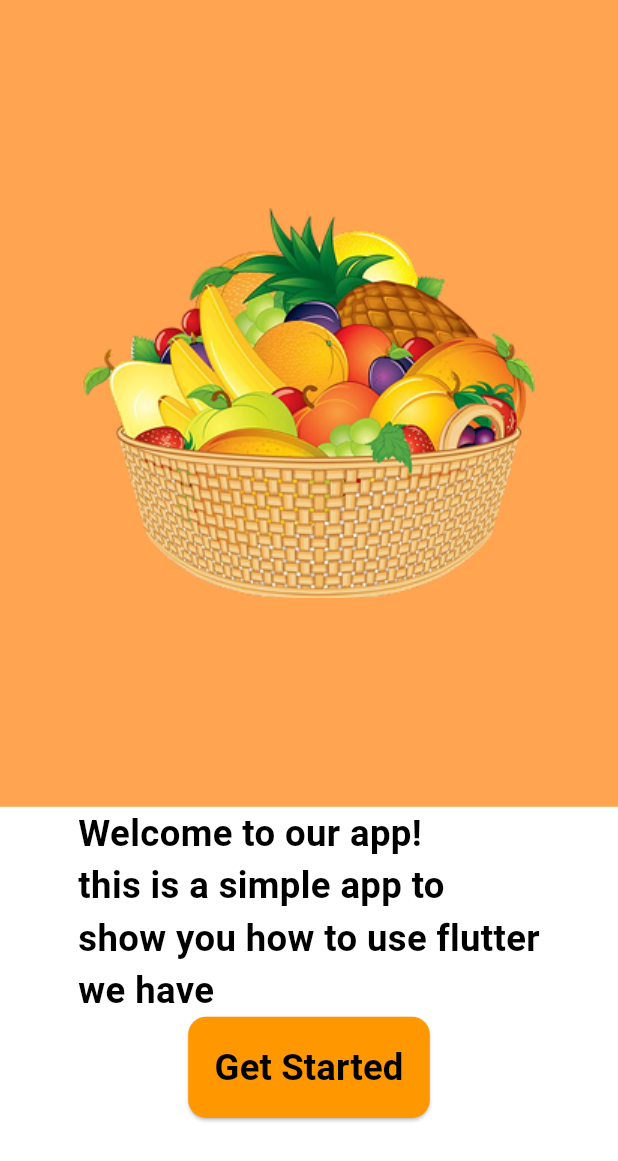
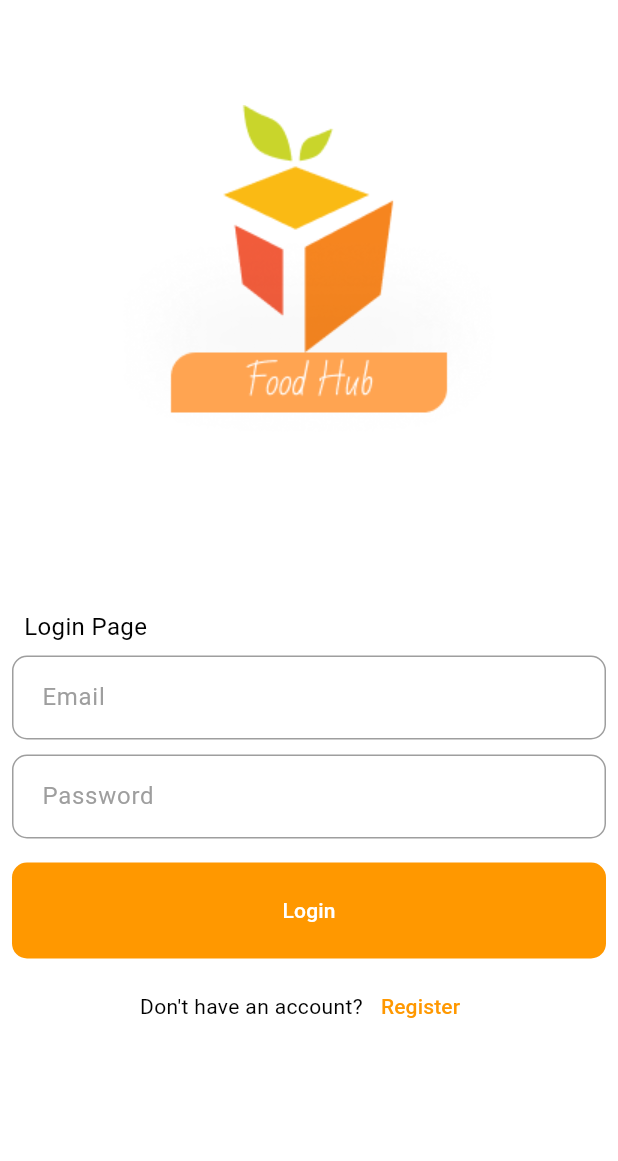
Before and after one commit to fin09/E-commerce-a, a Flutter app: the screen it shows after launch, after a tap on "Get Started", on a phone screen of 412 x 824 dp. Shown: the top 1161 px of the screen. Run offline on Flutter 3.47's test engine with Material 3 defaults, Android fonts, the phone set to English and light mode, and no system bars; drawn by our look-alikes of modal_progress_hud_nsn; our stand-ins replace bubble, firebase_auth, firebase_core, flutter_native_splash, flutter_screenutil; accounts and stored records are empty; Roboto replaces fonts that are missing (Poppins).

Commit message:
Implement core application structure with Firebase authentication, including welcome, login, and registration screens.

```diff
--- /dev/null
+++ b/lib/functions/createUser.dart
@@ -0,0 +1,6 @@
+import 'package:firebase_auth/firebase_auth.dart';
+
+Future<void> createUser(String? email, String? password) async {
+  var auth = FirebaseAuth.instance;
+  await auth.createUserWithEmailAndPassword(email: email!, password: password!);
+}
--- /dev/null
+++ b/lib/functions/loginUser.dart
@@ -0,0 +1,6 @@
+import 'package:firebase_auth/firebase_auth.dart';
+
+Future<void> loginUser(String? email, String? password) async {
+  var auth = FirebaseAuth.instance;
+  await auth.signInWithEmailAndPassword(email: email!, password: password!);
+}
--- /dev/null
+++ b/lib/functions/showMessage.dart
@@ -0,0 +1,5 @@
+ import 'package:flutter/material.dart';
+
+void ShowMessage(BuildContext context, String message) {
+    ScaffoldMessenger.of(context).showSnackBar(SnackBar(content: Text(message)));
+  }
--- a/lib/main.dart
+++ b/lib/main.dart
@@ -1,11 +1,15 @@
 import 'package:ecommerce/app.dart';
+import 'package:ecommerce/firebase_options.dart';
+import 'package:firebase_core/firebase_core.dart';
 import 'package:flutter/material.dart';
 import 'package:flutter_native_splash/flutter_native_splash.dart';
 
-void main() {
+void main() async{
   WidgetsFlutterBinding.ensureInitialized();
   WidgetsBinding widgetsBinding = WidgetsFlutterBinding.ensureInitialized();
   FlutterNativeSplash.preserve(widgetsBinding: widgetsBinding);
+  await Firebase.initializeApp(options: DefaultFirebaseOptions.currentPlatform);
+
 
   runApp(const MyApp());
   FlutterNativeSplash.remove();
--- a/lib/routes/app_routoes.dart
+++ b/lib/routes/app_routoes.dart
@@ -1,10 +1,14 @@
 // app_routes.dart
+import 'package:ecommerce/screens/home_srceen/home.dart';
+import 'package:ecommerce/screens/sign_Up/register_page.dart';
+import 'package:ecommerce/screens/sign_in/login_page.dart';
 import 'package:ecommerce/screens/welcome/weclome_screen.dart';
 import 'package:flutter/src/widgets/framework.dart';
 
 class AppRoutes {
   static const welcome        = '/welcome';
-  static const auth           = '/auth';
+  static const sgin_in        = '/sgin_in';
+  static const sgin_up        = '/sgin_up';
   static const home           = '/home';
   static const addToBasket    = '/basket';
   static const completeDetails= '/complete-details';
@@ -15,8 +19,9 @@ class AppRoutes {
 
   static Map<String, WidgetBuilder> get routes => {
     welcome: (context) => const WelcomeScreen(),
-    // sgin: (context) => const AuthPage(),
-    // home: (context) => const HomePage(),
+     sgin_in: (context) => LoginPage(),
+     sgin_up: (context) => RegisterPage(),
+    home: (context) => const HomePage(),
     // addToBasket: (context) => const AddToBasketPage(),
     // completeDetails: (context) => const CompleteDetailsPage(),
     // orderComplete: (context) => const OrderCompletePage(),
--- /dev/null
+++ b/lib/screens/sign_in/login_page.dart
@@ -0,0 +1,144 @@
+import 'package:ecommerce/routes/app_routoes.dart';
+import 'package:firebase_auth/firebase_auth.dart';
+import 'package:flutter/material.dart';
+import 'package:modal_progress_hud_nsn/modal_progress_hud_nsn.dart';
+
+import 'package:ecommerce/functions/loginUser.dart';
+import 'package:ecommerce/functions/showMessage.dart';
+import 'package:ecommerce/screens/sign_up/register_page.dart';
+import 'package:ecommerce/widgets/custom_button.dart';
+import 'package:ecommerce/widgets/custom_textF.dart';
+
+// ignore: must_be_immutable
+class LoginPage extends StatefulWidget {
+  LoginPage({super.key});
+  // ignore: unused_field
+  static String id = 'LoginPage';
+  @override
+  State<LoginPage> createState() => _LoginPageState();
+}
+
+class _LoginPageState extends State<LoginPage> {
+  GlobalKey<FormState> formKey = GlobalKey();
+  String? email;
+  String? password;
+  bool inAsyncCall = false;
+
+  @override
+  Widget build(BuildContext context) {
+    return ModalProgressHUD(
+      inAsyncCall: inAsyncCall,
+      child: Scaffold(
+        backgroundColor: Colors.white,
+        body: Form(
+          key: formKey,
+          child: SingleChildScrollView(
+            child: Column(
+              mainAxisAlignment: MainAxisAlignment.start,
+              children: [
+                const SizedBox(height: 70),
+                Image.asset('assets/images/food_hub.png'),
+                // const Text(
+                //   'Food Hub',
+                //   style: TextStyle(
+                //     fontSize: 32,
+                //     color: Colors.white,
+                //     fontFamily: 'Pacifico',
+                //   ),
+                // ),
+                const SizedBox(height: 100),
+                Container(
+                  alignment: Alignment.centerLeft,
+                  padding: const EdgeInsets.only(left: 16),
+                  child: const Text(
+                    'Login Page',
+                    style: TextStyle(fontSize: 16, color: Colors.black),
+                  ),
+                ),
+                Padding(
+                  padding: const EdgeInsets.all(8.0),
+                  child: Column(
+                    children: [
+                      CustomTextF(
+                        obscureText: false,
+                        text: 'Email',
+                        onChanged: (value) {
+                          email = value;
+                        },
+                      ),
+                      const SizedBox(height: 10),
+                      CustomTextF(
+                        obscureText: true,
+                        text: 'Password',
+                        onChanged: (value) {
+                          password = value;
+                        },
+                      ),
+                    ],
+                  ),
+                ),
+                CustomButton(
+                  text: 'Login',
+                  onTap: () async {
+                    if (formKey.currentState!.validate()) {
+                      setState(() {
+                        inAsyncCall = true;
+                      });
+                      try {
+                        await loginUser(email, password);
+                        // ignore: use_build_context_synchronously
+                        ShowMessage(context, 'Login Successful! Welcome back.');
+                        // ignore: use_build_context_synchronously
+                        Navigator.pushNamed(context, AppRoutes.home);
+                      } on FirebaseAuthException catch (e) {
+                        if (e.code == 'user-not-found' ||
+                            e.code == 'wrong-password' ||
+                            e.code == 'invalid-credential') {
+                          ShowMessage(context, 'Invalid email or password.');
+                        } else if (e.code == 'network-request-failed') {
+                          ShowMessage(
+                            context,
+                            'Check your internet connection.',
+                          );
+                        } else {
+                          ShowMessage(
+                            context,
+                            e.message ?? 'Login failed. Please try again.',
+                          );
+                        }
+                      } catch (e) {
+                        ShowMessage(context, 'An unexpected error occurred.');
+                      } finally {
+                        setState(() {
+                          inAsyncCall = false;
+                        });
+                      }
+                    }
+                  },
+                ),
+                Row(
+                  mainAxisAlignment: MainAxisAlignment.center,
+                  children: [
+                    const Text(
+                      'Don\'t have an account?',
+                      style: TextStyle(color: Colors.black),
+                    ),
+                    TextButton(
+                      onPressed: () {
+                        Navigator.pushNamed(context, AppRoutes.sgin_up);
+                      },
+                      child: const Text(
+                        'Register',
+                        style: TextStyle(color: Colors.orange),
+                      ),
+                    ),
+                  ],
+                ),
+              ],
+            ),
+          ),
+        ),
+      ),
+    );
+  }
+}
--- a/lib/screens/welcome/weclome_screen.dart
+++ b/lib/screens/welcome/weclome_screen.dart
@@ -1,3 +1,4 @@
+import 'package:ecommerce/routes/app_routoes.dart';
 import 'package:flutter/material.dart';
 import 'package:flutter_screenutil/flutter_screenutil.dart';
 
@@ -24,8 +25,9 @@ class WelcomeScreen extends StatelessWidget {
             ),
           ),
           ElevatedButton(
-
-            onPressed: () {},
+            onPressed: () {
+              Navigator.pushNamed(context, AppRoutes.sgin_in);
+            },
             child: Text(
               'Get Started',
               style: TextStyle(
--- a/lib/widgets/custom_button.dart
+++ b/lib/widgets/custom_button.dart
@@ -13,13 +13,13 @@ class CustomButton extends StatelessWidget {
       padding: const EdgeInsets.all(8),
       child: TextButton(
         style: TextButton.styleFrom(
-          backgroundColor: Colors.white,
+          backgroundColor: Colors.orange,
           shape: RoundedRectangleBorder(
             borderRadius: BorderRadius.circular(10),
           ),
         ),
         onPressed: onTap,
-        child: Text(text, style: TextStyle(color: Colors.black)),
+        child: Text(text, style: TextStyle(color: Colors.white)),
       ),
     );
   }
--- a/lib/widgets/custom_textF.dart
+++ b/lib/widgets/custom_textF.dart
@@ -25,14 +25,18 @@ class CustomTextF extends StatelessWidget {
       decoration: InputDecoration(
         border: OutlineInputBorder(
           borderRadius: BorderRadius.circular(10),
-          borderSide: BorderSide(color: Colors.white),
+          borderSide: BorderSide(color: Colors.grey),
         ),
         enabledBorder: OutlineInputBorder(
           borderRadius: BorderRadius.circular(10),
-          borderSide: BorderSide(color: Colors.white),
+          borderSide: BorderSide(color: Colors.grey),
+        ),
+        focusedBorder: OutlineInputBorder(
+          borderRadius: BorderRadius.circular(10),
+          borderSide: BorderSide(color: Colors.orange),
         ),
         labelText: text,
-        labelStyle: TextStyle(color: Colors.white),
+        labelStyle: TextStyle(color: Colors.grey),
       ),
     );
   }
--- a/pubspec.yaml
+++ b/pubspec.yaml
@@ -39,6 +39,9 @@ dependencies:
   flutter_native_splash: ^2.4.7
   modal_progress_hud_nsn: ^0.5.1
   firebase_core: ^4.5.0
+  bubble: ^1.2.1
+  cloud_firestore: ^6.1.3
+  firebase_auth: ^6.2.0
 
 dev_dependencies:
   flutter_test:
```
Also changed, not shown: lib/models/message.dart (added, +9 -0 lines), lib/screens/home_srceen/home.dart (added, +10 -0 lines), lib/screens/sign_Up/register_page.dart (+126 -135 lines), lib/widgets/message_bubble.dart (added, +30 -0 lines), assets/images/food_hub.png (renamed from assets/images/food hub.png), firebase.json (added), lib/firebase_options.dart (added), pubspec.lock, 6 other files.
